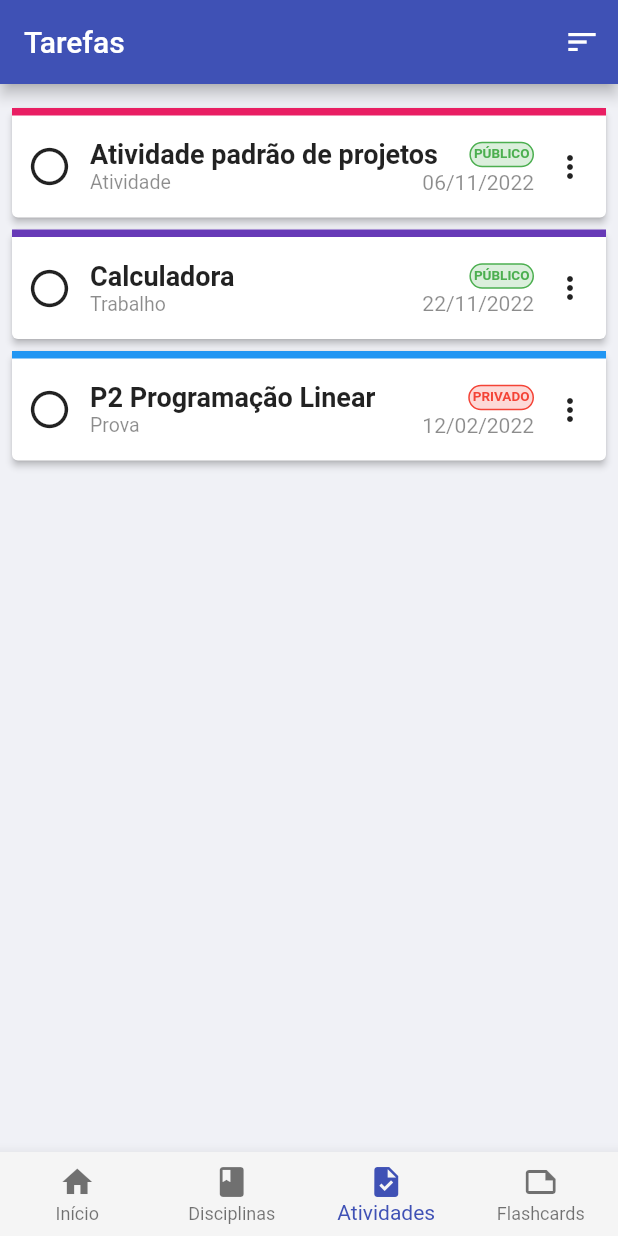
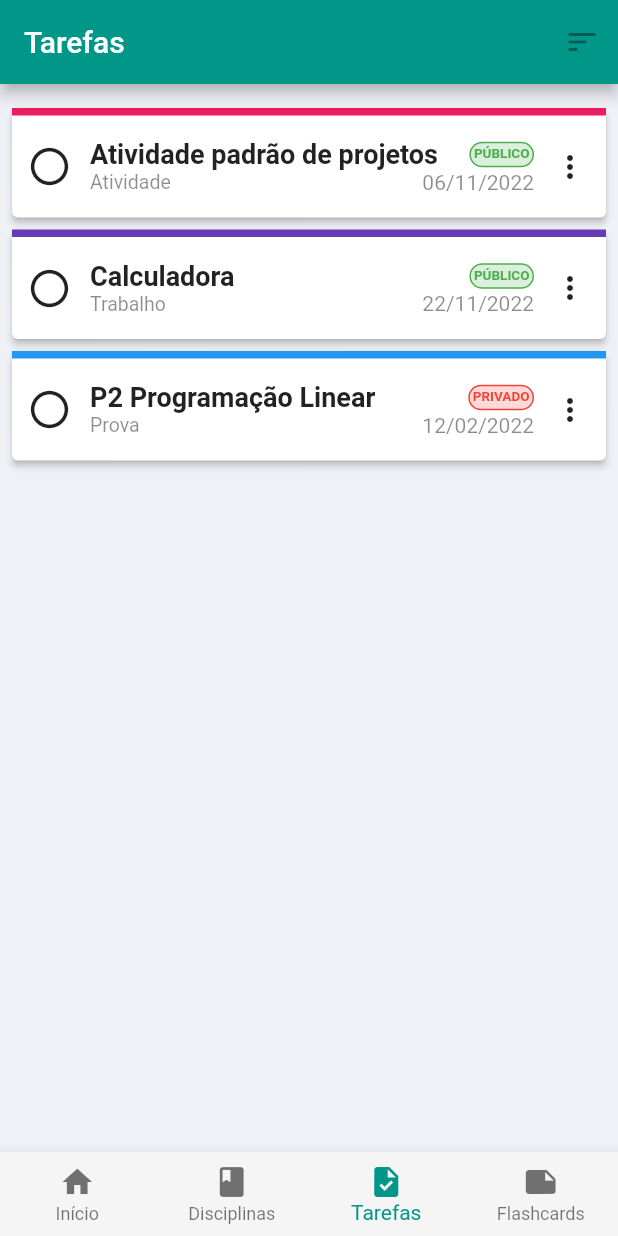
Before and after one commit to GL-Tech-Solutions/to-do-list-universitario, a Flutter app: the screen it shows after launch, swiped to page 3, on a phone screen of 412 x 824 dp. Run offline on Flutter 3.47's test engine with Material 2 defaults, Android fonts, the phone set to English and light mode, and no system bars; our stand-ins replace shared_preferences; missing offline and left inert: dart:ffi.

Commit message:
Commit 4

```diff
--- a/lib/meu_aplicativo.dart
+++ b/lib/meu_aplicativo.dart
@@ -15,7 +15,7 @@ class MeuAplicativo extends StatelessWidget { //StatelessWidget - Um Widget imut
       title: 'Todo List - Universitário', //Título App
       debugShowCheckedModeBanner: false,
       theme: ThemeData( //Tema do App. É possível definir sua cor, tema escuro / tema claro, etc
-        primarySwatch: Colors.indigo, //Cor do tema
+        primarySwatch: Colors.teal //Cor do tema
       ),
       home: HomePage(), //Página inicial. Aqui puxamos uma classe que possui uma página montada pelo Scaffold
     );
--- a/lib/models/disciplina.dart
+++ b/lib/models/disciplina.dart
@@ -6,13 +6,11 @@ class Disciplina {
   MaterialColor cor;
   String nome;
   String professor;
-  String? descricao;
 
   Disciplina({
     required this.cod,
     required this.cor,
     required this.nome,
     required this.professor,
-    this.descricao,
   });
 }
--- a/lib/pages/disciplinas_page.dart
+++ b/lib/pages/disciplinas_page.dart
@@ -17,50 +17,6 @@ class DisciplinasPage extends StatefulWidget { ////StatefulWidget - Um Widget mu
 
 class _DisciplinasPageState extends State<DisciplinasPage> {
   final tabela = DisciplinaRepository.tabela; //Pega a tabela de disciplinas e coloca nesta variável lista
-  late Map<String, String> loc;
-  List<Disciplina> selecionadas = []; //Lista de disciplinas selecionadas
-
-  AppBar appBarDinamica()
-  {
-    if(selecionadas.isEmpty) //Se lista de selecionadas estiver vazia, fica na AppBar padrão
-    {
-      return AppBar( //Barra do App
-        title: const Text('Disciplinas'), //Título App
-        /*actions: [
-          changeLanguageButton(),
-        ],*/
-      );
-    }
-    else //Se lista de selecionadas não estiver vazia, fica na AppBar de selecionadas
-    {
-      return AppBar(
-        leading: IconButton(
-          icon: Icon(Icons.arrow_back),
-          onPressed: () {
-            setState(() {
-              selecionadas = [];
-            });
-          }
-        ),
-        title: Text('${selecionadas.length} selecionadas'),
-        backgroundColor: Colors.blueGrey[50],
-        elevation: 1,
-        iconTheme: IconThemeData(color: Colors.black87),
-        titleTextStyle: TextStyle(
-          color: Colors.black87,
-           fontSize: 20,
-           fontWeight: FontWeight.bold,
-        )
-      );
-    }
-  }
-
-  void limparSelecionadas()
-  {
-    setState(() {
-      selecionadas = [];
-    });
-  }
 
   /**
    * Método que fará a rota para a page "DisciplinasDetalhesPage"
@@ -107,11 +63,7 @@ class _DisciplinasPageState extends State<DisciplinasPage> {
             shape: RoundedRectangleBorder( //Ajusta os componentes da lista para um formato circular
               borderRadius: const BorderRadius.all(Radius.circular(12)),
               ),
-            leading: (selecionadas.contains(tabela[disciplina])) //Define um ícone da lista (lado esquerdo)
-              ? CircleAvatar(
-                  child: Icon(Icons.check), //Define um ícone de "Check"
-                )
-              : CircleAvatar(
+            leading: CircleAvatar(
                   backgroundColor: tabela[disciplina].cor,
                   child: Text(
                     getInitials(tabela[disciplina].nome),
@@ -135,56 +87,12 @@ class _DisciplinasPageState extends State<DisciplinasPage> {
                 ),
               ],
             ),
-            selected: selecionadas.contains(tabela[disciplina]),
-            selectedTileColor: Colors.indigo[50],
-            onTap: () { //Clicando em uma disciplina quando na lista de seleção, ela é selecionada. Porém se ela já está selecionada, ela é removida
-              setState(() { //Altera o estado do widget, permitindo um rebuild
-              if (selecionadas.isEmpty)
-              {
-                //mostrarDetalhes(tabela[disciplina]);
-              }
-              else if (selecionadas.isNotEmpty && !selecionadas.contains(tabela[disciplina]))
-              {
-                selecionadas.add(tabela[disciplina]);
-              }
-              else if (selecionadas.contains(tabela[disciplina]))
-                {
-                  selecionadas.remove(tabela[disciplina]);
-                }
-              });
-            },
-            onLongPress: () { //Pressionando em uma disciplina, ativa a lista de seleção e adiciona a disciplina pressionada na mesma
-              setState(() {
-                if (selecionadas.isEmpty)
-                {
-                  selecionadas.add(tabela[disciplina]);
-                }
-              });
-            },
-
           );
         },
         padding: const EdgeInsets.all(16), //Espaçamento em todas as laterais de um componente da lista
         separatorBuilder: (_, __) => Divider(),  //Separa os componentes da lista com linhas
         itemCount: tabela.length, //Tamanho da lista que será renderizada (Informação necessária para o Flutter)
         ),
-        floatingActionButtonLocation: FloatingActionButtonLocation.centerFloat, //Define a posição do FAB no centro
-        /*floatingActionButton: selecionadas.isNotEmpty //Verifica se está na tela de selecionadas
-          ? FloatingActionButton.extended(
-            onPressed: () {
-              favoritas.saveAll(selecionadas);
-              limparSelecionadas();
-            },
-            icon: Icon(Icons.star),
-            label: Text(
-              'FAVORITAR',
-              style: TextStyle(
-                letterSpacing: 0,
-                fontWeight: FontWeight.bold,
-              ),
-            ),
-          )
-         : null,*/
     );
   }
 }
--- a/lib/pages/home_page.dart
+++ b/lib/pages/home_page.dart
@@ -48,8 +48,8 @@ class _HomePageState extends State<HomePage> {
         items: [
           BottomNavigationBarItem(icon: Icon(Icons.home), label: 'Início'),
           BottomNavigationBarItem(icon: Icon(Icons.book), label: 'Disciplinas'),
-          BottomNavigationBarItem(icon: Icon(Icons.task), label: 'Atividades'),
-          BottomNavigationBarItem(icon: Icon(Icons.note_outlined), label: 'Flashcards'),
+          BottomNavigationBarItem(icon: Icon(Icons.task), label: 'Tarefas'),
+          BottomNavigationBarItem(icon: Icon(Icons.note), label: 'Flashcards'),
         ],
         currentIndex: paginaAtual,
         onTap: (pagina) {
--- /dev/null
+++ b/lib/pages/tarefas_detalhes_page.dart
@@ -0,0 +1,15 @@
+import 'package:flutter/material.dart';
+import 'package:flutter/src/foundation/key.dart';
+import 'package:flutter/src/widgets/framework.dart';
+import '../models/tarefa.dart';
+
+class TarefasDetalhesPage extends StatelessWidget {
+  Tarefa tarefa;
+
+  TarefasDetalhesPage({Key? key, required this.tarefa}) : super(key: key);
+
+  @override
+  Widget build(BuildContext context) {
+    return MaterialApp();
+  }
+}
--- a/lib/pages/tarefas_page.dart
+++ b/lib/pages/tarefas_page.dart
@@ -16,19 +16,59 @@ class TarefasPage extends StatefulWidget {
 
 class _TarefasPageState extends State<TarefasPage> {
   late ListarTarefas tarefas;
+  List<Tarefa> selecionadas = []; //Lista de tarefas selecionadas
+
+  AppBar appBarDinamica()
+  {
+    if(selecionadas.isEmpty) //Se lista de selecionadas estiver vazia, fica na AppBar padrão
+    {
+      return AppBar(
+        title: Text('Tarefas'),
+        actions: [
+          IconButton(
+            icon: Icon(Icons.sort),
+            onPressed: null,
+          )
+        ],
+      );
+    }
+    else //Se lista de selecionadas não estiver vazia, fica na AppBar de selecionadas
+    {
+      return AppBar(
+        leading: IconButton(
+          icon: Icon(Icons.arrow_back),
+          onPressed: () {
+            setState(() {
+              selecionadas = [];
+            });
+          }
+        ),
+        title: Text('${selecionadas.length} selecionadas'),
+        backgroundColor: Colors.blueGrey[50],
+        elevation: 1,
+        iconTheme: IconThemeData(color: Colors.black87),
+        titleTextStyle: TextStyle(
+          color: Colors.black87,
+           fontSize: 20,
+           fontWeight: FontWeight.bold,
+        )
+      );
+    }
+  }
+
+  void limparSelecionadas()
+  {
+    setState(() {
+      selecionadas = [];
+    });
+  }
+
+
 
   @override
   Widget build(BuildContext context) {
     return Scaffold(
-      appBar: AppBar(
-        title: Text('Tarefas'),
-        actions: [
-          IconButton(
-            icon: Icon(Icons.sort),
-            onPressed: () => context.read<ListarTarefas>().refresh()
-          )
-        ],
-      ),
+      appBar: appBarDinamica(),
       body: Container(
         color: Colors.indigo.withOpacity(0.05),
         height: MediaQuery.of(context).size.height,
--- a/lib/repositories/disciplina_repository.dart
+++ b/lib/repositories/disciplina_repository.dart
@@ -8,49 +8,42 @@ class DisciplinaRepository {
       cor: Colors.primaries[0],
       nome: 'Segurança da Informação',
       professor: 'André Luiz',
-      descricao: ''
     ),
     Disciplina(
       cod: 1,
       cor: Colors.primaries[3],
       nome: 'Programação para Dispositivos Móveis',
       professor: 'José William',
-      descricao: ''
     ),
     Disciplina(
       cod: 2,
       cor: Colors.primaries[5],
       nome: 'Programação Linear',
       professor: 'Carlos Fragoso',
-      descricao: ''
     ),
     Disciplina(
       cod: 3,
       cor: Colors.primaries[1],
       nome: 'Engenharia de Software III',
       professor: 'Simone',
-      descricao: ''
     ),
     Disciplina(
       cod: 4,
       cor: Colors.primaries[8],
       nome: 'Inglês V',
       professor: 'Elenir',
-      descricao: ''
     ),
     Disciplina(
       cod: 5,
       cor: Colors.primaries[17],
       nome: 'Laboratório de Banco de Dados',
       professor: 'Marcio',
-      descricao: ''
     ),
     Disciplina(
       cod: 6,
       cor: Colors.primaries[12],
       nome: 'Sistemas Operacionais II',
       professor: 'Helder',
-      descricao: ''
     ),
   ];
 }
--- a/lib/widgets/tarefa_card.dart
+++ b/lib/widgets/tarefa_card.dart
@@ -4,6 +4,7 @@ import 'package:flutter_aula_1/repositories/listar_tarefas.dart';
 import 'package:intl/intl.dart';
 import 'package:provider/provider.dart';
 import '../models/tarefa.dart';
+import '../pages/tarefas_detalhes_page.dart';
 
 class TarefaCard extends StatefulWidget {
   Tarefa tarefa;
@@ -15,15 +16,23 @@ class TarefaCard extends StatefulWidget {
 }
 
 class _TarefaCardState extends State<TarefaCard> {
+  bool selecionadas = false; //Lista de tarefas selecionadas
 
-  /*abrirDetalhes() {
+   void limparSelecionadas()
+  {
+    setState(() {
+      selecionadas = false;
+    });
+  }
+
+  abrirDetalhes() {
     Navigator.push(
       context,
       MaterialPageRoute(
         builder: (_) => TarefasDetalhesPage(tarefa: widget.tarefa),
       ),
     );
-  }*/
+  }
 
   @override
   Widget build(BuildContext context) {
@@ -31,10 +40,31 @@ class _TarefaCardState extends State<TarefaCard> {
       margin: EdgeInsets.only(top: 8),
       elevation: 2,
       child: InkWell(
-        //onTap: () => abrirDetalhes(),
+        onTap: () { //Clicando em uma disciplina quando na lista de seleção, ela é selecionada. Porém se ela já está selecionada, ela é removida
+              setState(() { //Altera o estado do widget, permitindo um rebuild
+              if (selecionadas == false)
+              {
+                abrirDetalhes();
+              }
+              else if (selecionadas == true)
+              {
+                selecionadas = false;
+              }
+              });
+            },
+        onLongPress: () { //Pressionando em uma disciplina, ativa a lista de seleção e adiciona a disciplina pressionada na mesma
+              setState(() {
+                if (selecionadas == false)
+                {
+                  selecionadas = true;
+                }
+              });
+            },
         child: Container(
           padding: EdgeInsets.only(top: 10, bottom: 10, left: 10),
           decoration: BoxDecoration(
+            color: (selecionadas)
+            ? Colors.amber : null,
             border: Border(
               top:  BorderSide(
                 color: DisciplinaRepository.tabela[widget.tarefa.codDisciplina].cor, //Pega a cor selecionada da disciplina e a coloca na borda superior
@@ -130,24 +160,6 @@ class _TarefaCardState extends State<TarefaCard> {
                   ),
                 ),
               ),
-              /*Container(
-                padding: EdgeInsets.symmetric(vertical: 10, horizontal: 20),
-                decoration: BoxDecoration(
-                  color: precoColor['down']!.withOpacity(0.05),
-                  border: Border.all(
-                    color: precoColor['down']!.withOpacity(0.4),
-                  ),
-                  borderRadius: BorderRadius.circular(100),
-                ),
-                child: Text(
-                  real.format(widget.tarefa.preco),
-                  style: TextStyle(
-                    fontSize: 16,
-                    color: precoColor['down'],
-                    letterSpacing: -1,
-                  ),
-                ),
-              ),*/
               PopupMenuButton(
                 icon: Icon(Icons.more_vert),
                 itemBuilder: (context) => [
```
